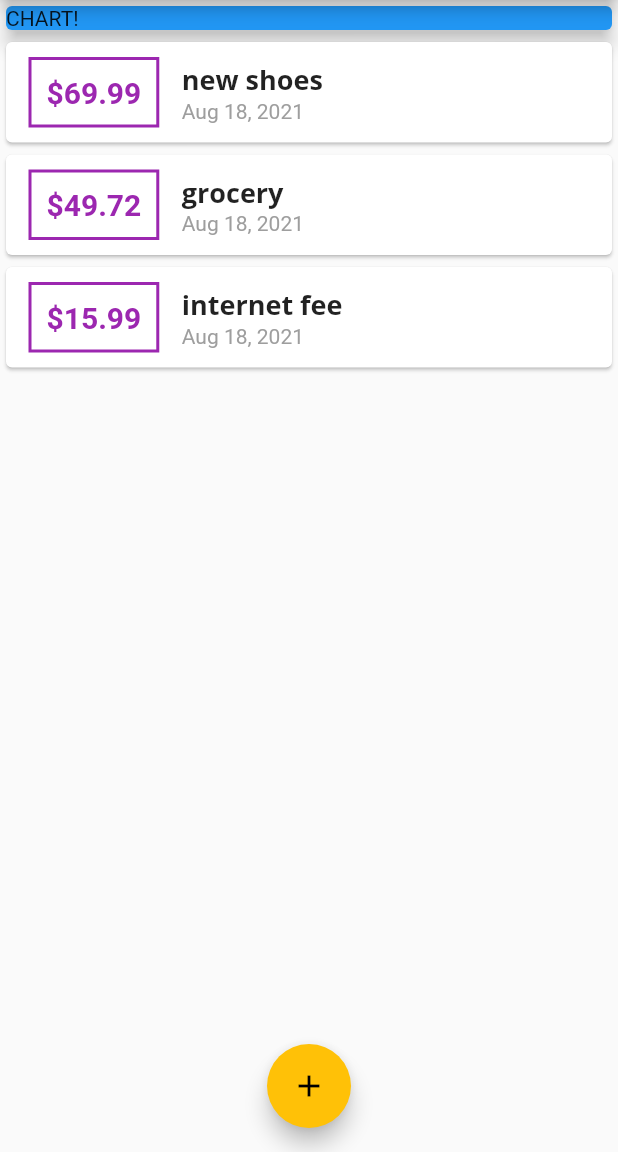
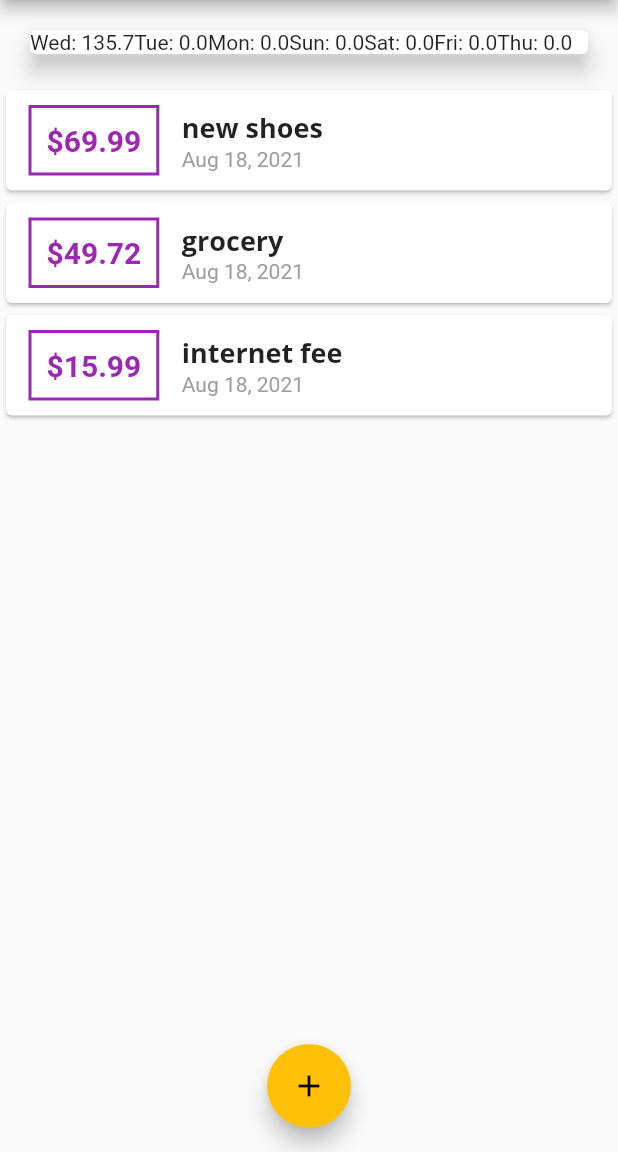
Before and after one commit to Bouchemel-Nasreddine/peronal_expenses_tracker, a Flutter app: the screen it shows after launch, on a phone screen of 412 x 824 dp, the part 84-1236 px from its top. Run offline on Flutter 3.47's test engine with Material 2 defaults, Android fonts, the phone set to English and light mode, and no system bars.

Commit message:
mapping data to the Chart

```diff
--- a/lib/main.dart
+++ b/lib/main.dart
@@ -1,6 +1,7 @@
 import 'package:flutter/material.dart';
 
 import './models/transaction.dart';
+import './widgets/chart.dart';
 import './widgets/transaction_input.dart';
 import './widgets/transaction_list.dart';
 
@@ -91,14 +92,7 @@
       body: Column(
 //        crossAxisAlignment: CrossAxisAlignment.stretch,
         children: <Widget>[
-          Container(
-            width: double.infinity,
-            child: Card(
-              color: Colors.blue,
-              child: Text('CHART!'),
-              elevation: 5,
-            ),
-          ),
+          Chart(_recentTransaction),
           TransactionList(_transactions),
         ],
       ),
@@ -119,4 +113,16 @@
           return TransactionInput(_addTransaction);
         });
   }
+
+  List<Transaction> get _recentTransaction {
+    return _transactions.where((element) {
+      return element.date.isAfter(
+        DateTime.now().subtract(
+          Duration(days: 7),
+        ),
+      );
+    }).toList();
+  }
+
+
 }
--- a/lib/widgets/chart.dart
+++ b/lib/widgets/chart.dart
@@ -0,0 +1,49 @@
+import 'package:flutter/material.dart';
+import 'package:intl/intl.dart';
+import 'package:peronal_expenses_tracker/models/transaction.dart';
+
+class Chart extends StatelessWidget {
+  final List<Transaction> recentTransactions;
+
+  Chart(this.recentTransactions);
+
+  @override
+  Widget build(BuildContext context) {
+    print(groupedTransactionsValues);
+    return Card(
+      elevation: 6,
+      margin: EdgeInsets.all(20),
+      child: Row(
+        children: groupedTransactionsValues.map((data) {
+          return Text(
+            '${data['day']}: ${data['amount']}',
+          );
+        }).toList(),
+      ),
+    );
+  }
+
+  List<Map<String, Object>> get groupedTransactionsValues {
+    return List.generate(7, (index) {
+      final weekDay = DateTime.now().subtract(
+        Duration(days: index),
+      );
+      var totalSum = 0.0;
+
+      for (int i = 0; i < recentTransactions.length; i++) {
+        if (recentTransactions[i].date.day == weekDay.day &&
+            recentTransactions[i].date.month == weekDay.month &&
+            recentTransactions[i].date.year == weekDay.year)
+          totalSum += recentTransactions[i].amount;
+      }
+
+      print(DateFormat.E().format(weekDay));
+      print(totalSum);
+
+      return {
+        'day': DateFormat.E().format(weekDay),
+        'amount': totalSum,
+      };
+    });
+  }
+}
```
